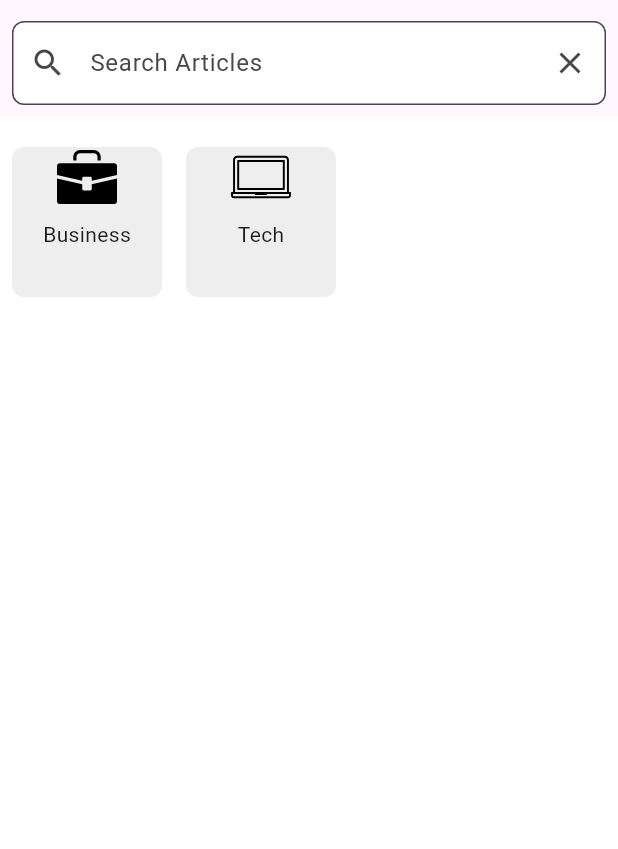
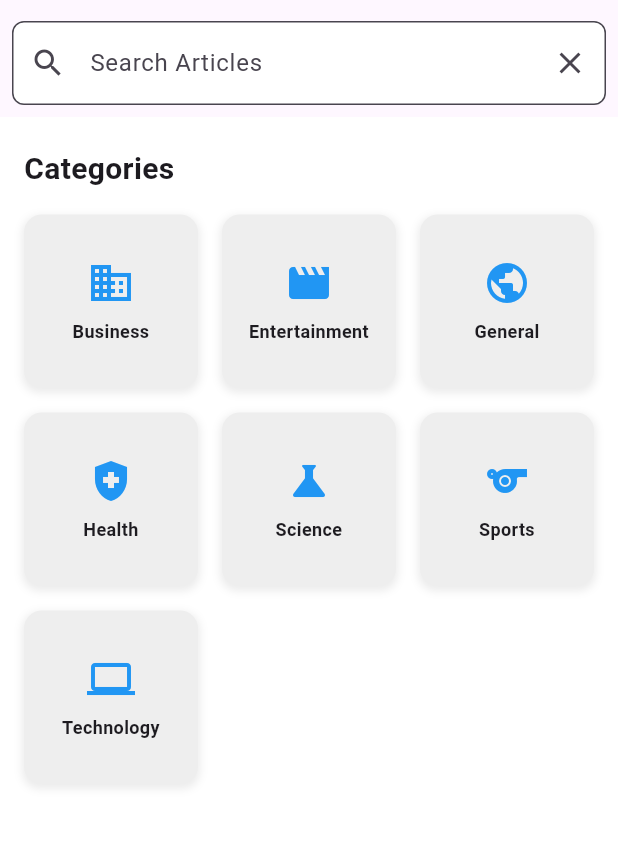
Before and after one commit to SitaaronKL/RUMAD-Hackathon-NewsApp, a Flutter app: the screen it shows after launch, on a phone screen of 412 x 824 dp, the part 51-900 px from its top. Run offline on Flutter 3.47's test engine with Material 3 defaults, Android fonts, the phone set to English and light mode, and no system bars; our stand-ins replace flutter_svg, hive; accounts and stored records are empty; network calls fail.

Commit message:
more ui changes

```diff
--- a/lib/models/news_category_model.dart
+++ b/lib/models/news_category_model.dart
@@ -13,10 +13,29 @@ class NewsCategoryModel {
         iconPath: 'assets/icons/business.svg',
       ),
       NewsCategoryModel(
-        name: 'Tech',
-        iconPath: 'assets/icons/tech.svg',
+        name: 'Entertainment',
+        iconPath: 'assets/icons/entertainment.svg',
       ),
-      // Add other categories...
+      NewsCategoryModel(
+        name: 'General',
+        iconPath: 'assets/icons/general.svg',
+      ),
+      NewsCategoryModel(
+        name: 'Health',
+        iconPath: 'assets/icons/health.svg',
+      ),
+      NewsCategoryModel(
+        name: 'Science',
+        iconPath: 'assets/icons/science.svg',
+      ),
+      NewsCategoryModel(
+        name: 'Sports',
+        iconPath: 'assets/icons/sports.svg',
+      ),
+      NewsCategoryModel(
+        name: 'Technology',
+        iconPath: 'assets/icons/technology.svg',
+      ),
     ];
   }
 }
--- a/lib/pages/home_page.dart
+++ b/lib/pages/home_page.dart
@@ -7,6 +7,7 @@ import '../models/news_category_model.dart';
 import '../models/featured_news_model.dart';
 import 'business_articles_page.dart';
 import 'tech_articles_page.dart';
+import 'category_articles_page.dart';
 
 class HomePage extends StatefulWidget {
   const HomePage({super.key});
@@ -118,18 +119,41 @@ class _HomePageState extends State<HomePage> {
   }
 
   Widget _categoriesSection() {
-    return SizedBox(
-      height: 100,
-      child: ListView.builder(
-        scrollDirection: Axis.horizontal,
-        itemCount: categories.length,
-        itemBuilder: (context, index) {
-          return CategoryItem(
-            category: categories[index],
-            articles: _articles,
-          );
-        },
+    final categories = [
+      NewsCategoryModel(name: 'Business', iconPath: 'assets/icons/business.svg'),
+      NewsCategoryModel(name: 'Entertainment', iconPath: 'assets/icons/entertainment.svg'),
+      NewsCategoryModel(name: 'General', iconPath: 'assets/icons/general.svg'),
+      NewsCategoryModel(name: 'Health', iconPath: 'assets/icons/health.svg'),
+      NewsCategoryModel(name: 'Science', iconPath: 'assets/icons/science.svg'),
+      NewsCategoryModel(name: 'Sports', iconPath: 'assets/icons/sports.svg'),
+      NewsCategoryModel(name: 'Technology', iconPath: 'assets/icons/technology.svg'),
+    ];
+
+    return Column(
+      crossAxisAlignment: CrossAxisAlignment.start,
+      children: [
+        const Padding(
+          padding: EdgeInsets.symmetric(horizontal: 16.0),
+          child: Text(
+            'Categories',
+            style: TextStyle(
+              fontSize: 20,
+              fontWeight: FontWeight.bold,
             ),
+          ),
+        ),
+        const SizedBox(height: 16),
+        GridView.count(
+          shrinkWrap: true, // Important to work inside ListView
+          physics: const NeverScrollableScrollPhysics(), // Disable grid scrolling
+          crossAxisCount: 3,
+          padding: const EdgeInsets.symmetric(horizontal: 16),
+          mainAxisSpacing: 16,
+          crossAxisSpacing: 16,
+          childAspectRatio: 1.0,
+          children: categories.map((category) => CategoryItem(category: category)).toList(),
+        ),
+      ],
     );
   }
 
@@ -194,62 +218,79 @@ class FeaturedNewsItem extends StatelessWidget {
 
 class CategoryItem extends StatelessWidget {
   final NewsCategoryModel category;
-  final List<Article> articles;
 
-  const CategoryItem({super.key, required this.category, required this.articles});
+  const CategoryItem({super.key, required this.category});
 
   @override
   Widget build(BuildContext context) {
     return GestureDetector(
       onTap: () {
-        print('Category tapped: ${category.name.toLowerCase()}');
-        switch (category.name.toLowerCase()) {
-          case 'business':
-            print('Navigating to Business page');
         Navigator.push(
           context,
           MaterialPageRoute(
-                builder: (context) => BusinessArticlesPage(articles: articles),
+            builder: (context) => CategoryArticlesPage(
+              category: category.name.toLowerCase(),
+            ),
           ),
         );
-            break;
-          case 'technology':
-            print('Navigating to Tech page');
-            Navigator.push(
-              context,
-              MaterialPageRoute(
-                builder: (context) => TechArticlesPage(articles: articles),
-              ),
-            );
-            break;
-          default:
-            print('No matching category found');
-        }
       },
       child: Container(
-        width: 100,
-        margin: const EdgeInsets.symmetric(horizontal: 8),
         decoration: BoxDecoration(
           color: Colors.grey[200],
-          borderRadius: BorderRadius.circular(8),
+          borderRadius: BorderRadius.circular(12),
+          boxShadow: [
+            BoxShadow(
+              color: Colors.grey.withOpacity(0.2),
+              spreadRadius: 1,
+              blurRadius: 4,
+              offset: const Offset(0, 2),
+            ),
+          ],
         ),
         child: Column(
+          mainAxisAlignment: MainAxisAlignment.center,
           children: [
-            SvgPicture.asset(
-              category.iconPath,
-              height: 40,
-              width: 40,
-              placeholderBuilder: (BuildContext context) => Container(
-                padding: const EdgeInsets.all(8.0),
-                child: const CircularProgressIndicator(),
-              ),
+            Icon(
+              _getIconData(category.name),
+              size: 32,
+              color: Colors.blue,
             ),
             const SizedBox(height: 8),
-            Text(category.name),
+            Text(
+              category.name,
+              style: const TextStyle(
+                fontSize: 12,
+                fontWeight: FontWeight.bold,
+              ),
+              textAlign: TextAlign.center,
+              maxLines: 2,
+              overflow: TextOverflow.ellipsis,
+            ),
           ],
         ),
       ),
     );
+  }
+
+  IconData _getIconData(String category) {
+    switch (category.toLowerCase()) {
+      case 'business':
+        return Icons.business;
+      case 'entertainment':
+        return Icons.movie;
+      case 'general':
+        return Icons.public;
+      case 'health':
+        return Icons.health_and_safety;
+      case 'science':
+        return Icons.science;
+      case 'sports':
+        return Icons.sports;
+      case 'technology':
+        return Icons.computer;
+      default:
+        return Icons.category;
+    }
   }
 }
 
```
Also changed, not shown: lib/pages/category_articles_page.dart (added, +58 -0 lines), lib/services/api_service.dart (+12 -0 lines). Lines whose indentation alone changed are shown as unchanged.
